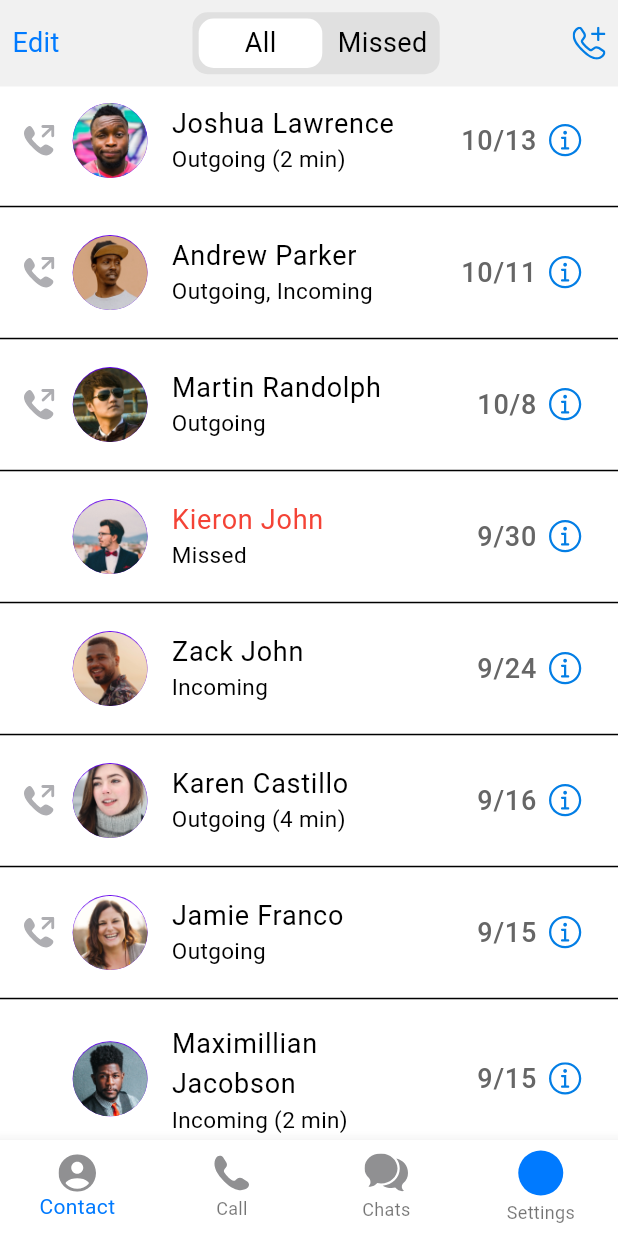
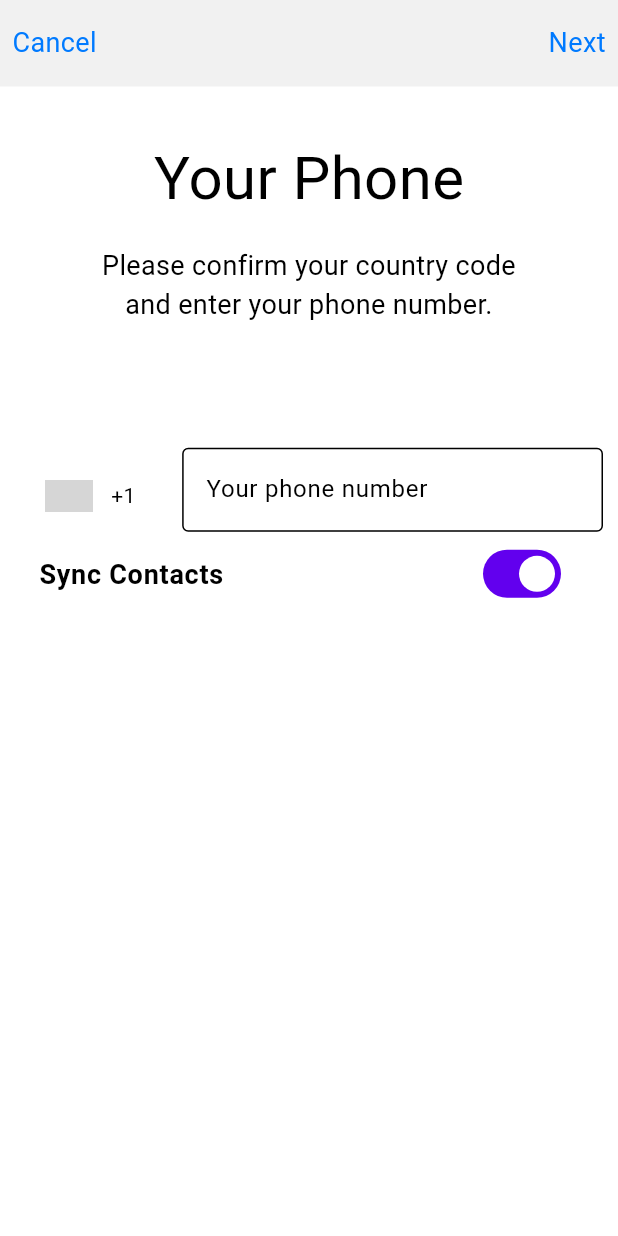
Before and after one commit to ilyosyusuf/telegramUI, a Flutter app: the screen it shows after launch, on a phone screen of 412 x 824 dp. Run offline on Flutter 3.47's test engine with Material 2 defaults, Android fonts, the phone set to English and light mode, and no system bars; drawn by our look-alikes of intl_phone_number_input; our stand-ins replace bloc, flutter_bloc, flutter_slidable, flutter_svg; grey boxes are pictures that could not be loaded.

Commit message:
auth view was added to project

```diff
--- a/lib/config/routes/page_routes.dart
+++ b/lib/config/routes/page_routes.dart
@@ -1,5 +1,6 @@
 import 'package:flutter/material.dart';
 import 'package:telegram/screens/mainview/view/main_view.dart';
+import 'package:telegram/screens/pages/authentication/auth_view.dart';
 import 'package:telegram/screens/pages/chats/pages/chat_view.dart';
 
 class MyRoute {
@@ -14,6 +15,8 @@ class MyRoute {
         return _pages(MainView());
       case '/chats':
         return _pages(ChatView());
+      case '/authview':
+        return _pages(AuthView());
     }
   }
 
--- a/lib/main.dart
+++ b/lib/main.dart
@@ -3,6 +3,7 @@ import 'package:telegram/config/init/navigation/navigator.dart';
 import 'package:telegram/config/routes/page_routes.dart';
 import 'package:telegram/screens/mainview/cubit/main_cubit.dart';
 import 'package:telegram/screens/pages/appearance/appearance_view.dart';
+import 'package:telegram/screens/pages/authentication/auth_view.dart';
 import 'package:telegram/screens/pages/language/language_view.dart';
 
 void main() async {
@@ -20,9 +21,9 @@ class MyApp extends StatelessWidget {
       title: 'Telegram',
       theme: ThemeData(useMaterial3: true, colorScheme: ColorScheme.light()),
       navigatorKey: NavigationService.instance.navigatorKey,
-      initialRoute: '/mainview',
+      initialRoute: '/authview',
       onGenerateRoute: MyRoute.instance.onGenerateRoute,
-      // home: LanguageView()
+      // home: AuthView()
     );
   }
 }
--- a/lib/screens/mainview/cubit/main_cubit.dart
+++ b/lib/screens/mainview/cubit/main_cubit.dart
@@ -21,7 +21,7 @@ class MainCubit extends Cubit<MainState> {
   }
 
 
-    int currentpage = 0;
+    int currentpage = 2;
 
   pages(int index) {
     currentpage = index;
--- /dev/null
+++ b/lib/screens/pages/authentication/auth_view.dart
@@ -0,0 +1,115 @@
+import 'package:flutter/material.dart';
+import 'package:flutter_svg/flutter_svg.dart';
+import 'package:intl_phone_number_input/intl_phone_number_input.dart';
+import 'package:telegram/config/init/navigation/navigator.dart';
+import 'package:telegram/core/constants/colors/color_const.dart';
+import 'package:telegram/core/constants/font/font_style.dart';
+import 'package:telegram/core/extensions/context_extension.dart';
+import 'package:telegram/widgets/appbarwidget/appbarwidget.dart';
+
+class AuthView extends StatefulWidget {
+  AuthView({Key? key}) : super(key: key);
+
+  @override
+  State<AuthView> createState() => _AuthViewState();
+}
+
+class _AuthViewState extends State<AuthView> {
+  TextEditingController phoneController = TextEditingController();
+
+  final formKey = GlobalKey<FormState>();
+
+  String initialCountry = 'US';
+
+  PhoneNumber number = PhoneNumber(isoCode: 'US');
+
+  bool _syncContact = true;
+
+  @override
+  Widget build(BuildContext context) {
+    return Scaffold(
+      backgroundColor: ColorConst.kBackground,
+      body: SafeArea(
+        child: Center(
+          child: Column(
+            children: [
+              AppBarWidget(
+                leading: InkWell(child: Text("Cancel", style: FStyles.headline3blue)),
+                trailing: InkWell(child: Text("Next", style: FStyles.headline3blue), onTap: (){
+                  NavigationService.instance.pushNamedAndRemoveUntil('/mainview');
+                  // Navigator.pushNamedAndRemoveUntil(context, '/mainview', (route) => false);
+                },)
+              ),
+
+              SizedBox(
+                height: context.h * 0.04,
+              ),
+              Text(
+                "Your Phone",
+                style: FStyles.headline1s,
+              ),
+              SizedBox(
+                height: context.h * 0.02,
+              ),
+              Text(
+                "Please confirm your country code\nand enter your phone number.",
+                textAlign: TextAlign.center,
+                style: FStyles.headline3s,
+              ),
+              SizedBox(height: context.h * 0.1),
+              Form(
+                key: formKey,
+                child: Container(
+                  padding: EdgeInsets.symmetric(horizontal: 10),
+                  child: Column(
+                    mainAxisAlignment: MainAxisAlignment.center,
+                    children: [
+                      InternationalPhoneNumberInput(
+                        hintText: "Your phone number",
+                        onInputChanged: (PhoneNumber number) {
+                          print(number.phoneNumber);
+                        },
+                        onInputValidated: (bool value) {
+                          print(value);
+                        },
+                        selectorConfig: const SelectorConfig(
+                            selectorType: PhoneInputSelectorType.BOTTOM_SHEET),
+                        ignoreBlank: false,
+                        autoValidateMode: AutovalidateMode.disabled,
+                        selectorTextStyle:
+                            TextStyle(color: ColorConst.kBackgroundDark),
+                        initialValue: number,
+                        textFieldController: phoneController,
+                        formatInput: false,
+                        keyboardType: const TextInputType.numberWithOptions(
+                            signed: true, decimal: true),
+                        inputBorder: const OutlineInputBorder(),
+
+                        onSaved: (PhoneNumber number) {
+                          print("On Saved: $number");
+                          debugPrint("$initialCountry");
+                        },
+                      ),
+
+                      SwitchListTile.adaptive(
+                          title: Text(
+                            "Sync Contacts",
+                            style: FStyles.headline3bold,
+                          ),
+                          value: _syncContact,
+                          onChanged: (bool value) {
+                            setState(() {
+                              _syncContact = value;
+                            });
+                          })
+                    ],
+                  ),
+                ),
+              ),
+            ],
+          ),
+        ),
+      ),
+    );
+  }
+}
--- a/lib/widgets/bottomnavigationbar/bottom_navigation_bar_widget.dart
+++ b/lib/widgets/bottomnavigationbar/bottom_navigation_bar_widget.dart
@@ -9,19 +9,21 @@ class BottomNavigationBarWidget extends StatelessWidget {
 
   @override
   Widget build(BuildContext context) {
+    int currentPage = context.watch<MainCubit>().currentpage;
     return BottomNavigationBar(
-        currentIndex: context.watch<MainCubit>().currentpage,
+        currentIndex: currentPage,
         type: BottomNavigationBarType.fixed,
         onTap: (v) => context.read<MainCubit>().pages(v),
         fixedColor: ColorConst.kPrimaryColor,
         items: [
-          BottomNavigationBarItem(icon: SvgPicture.asset('assets/icons/contact.svg'), label: 'Contact',),
-          BottomNavigationBarItem(icon: SvgPicture.asset('assets/icons/call.svg'), label: 'Call'),
-          BottomNavigationBarItem(icon: SvgPicture.asset('assets/icons/chat.svg'), label: 'Chats'),
+          BottomNavigationBarItem(
+            icon: SvgPicture.asset('assets/icons/contact.svg', color: currentPage == 0 ? ColorConst.kPrimaryColor : ColorConst.kUnreadDark), label: 'Contact',),
+          BottomNavigationBarItem(icon: SvgPicture.asset('assets/icons/call.svg', color: currentPage == 1 ? ColorConst.kPrimaryColor : ColorConst.kUnreadDark), label: 'Call'),
+          BottomNavigationBarItem(icon: SvgPicture.asset('assets/icons/chat.svg', color: currentPage == 2 ? ColorConst.kPrimaryColor : ColorConst.kUnreadDark), label: 'Chats'),
           BottomNavigationBarItem(
               icon: CircleAvatar(
                 radius: 15.0,
-                backgroundColor: ColorConst.kPrimaryColor,
+                backgroundColor: ColorConst.kUnreadDark,
               ),
               label: 'Settings'),
         ]);
--- a/pubspec.yaml
+++ b/pubspec.yaml
@@ -38,6 +38,7 @@ dependencies:
   flutter_bloc: ^8.0.1
   flutter_svg: ^1.1.0
   flutter_slidable: ^1.3.0
+  intl_phone_number_input: ^0.7.0+2
 
 dev_dependencies:
   flutter_test:
```
Also changed, not shown: pubspec.lock.
